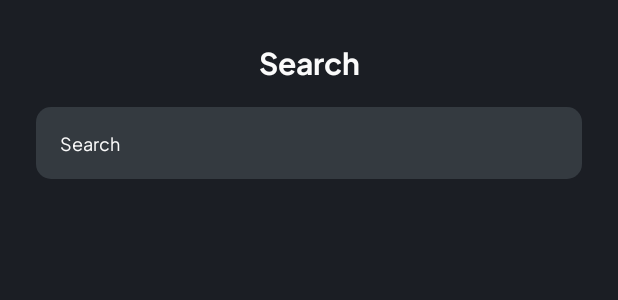
After one commit to slepetbangkit/cinematch-frontend, an Android app: the layout activity_search.xml on its own in the app's theme, with its tools: preview values and no code run, on a phone screen of 412 x 824 dp. The commit adds this screen. Shown: the top 300 px of the screen. Run offline under Robolectric (Android 15) with nearby library versions, the phone set to English and light mode, and no system bars.

Commit message:
feat: search page interface

```diff
--- a/app/src/main/AndroidManifest.xml
+++ b/app/src/main/AndroidManifest.xml
@@ -14,6 +14,9 @@
         android:supportsRtl="true"
         android:theme="@style/Theme.Cinematch"
         tools:targetApi="31">
+        <activity
+            android:name=".view.search.SearchActivity"
+            android:exported="false" />
         <activity
             android:name=".view.main.MainActivity"
             android:exported="true">
--- a/app/src/main/java/com/slepetbangkit/cinematch/view/register/RegisterViewModel.kt
+++ b/app/src/main/java/com/slepetbangkit/cinematch/view/register/RegisterViewModel.kt
@@ -5,7 +5,6 @@ import androidx.lifecycle.MutableLiveData
 import androidx.lifecycle.ViewModel
 import com.google.gson.Gson
 import com.slepetbangkit.cinematch.data.remote.response.ErrorMessage
-import com.slepetbangkit.cinematch.data.remote.response.LoginResponse
 import com.slepetbangkit.cinematch.data.remote.response.RegisterResponse
 import com.slepetbangkit.cinematch.data.remote.retrofit.ApiConfig
 import retrofit2.Call
--- /dev/null
+++ b/app/src/main/res/layout/activity_search.xml
@@ -0,0 +1,38 @@
+<?xml version="1.0" encoding="utf-8"?>
+<androidx.constraintlayout.widget.ConstraintLayout xmlns:android="http://schemas.android.com/apk/res/android"
+    xmlns:app="http://schemas.android.com/apk/res-auto"
+    xmlns:tools="http://schemas.android.com/tools"
+    android:id="@+id/main"
+    android:layout_width="match_parent"
+    android:layout_height="match_parent"
+    android:background="@color/neutral"
+    tools:context=".view.search.SearchActivity">
+
+    <TextView
+        android:id="@+id/search_tv"
+        android:layout_width="wrap_content"
+        android:layout_height="wrap_content"
+        android:layout_marginTop="24dp"
+        android:fontFamily="@font/plus_jakarta_sans_bold"
+        android:textColor="@color/on_neutral"
+        android:textSize="20sp"
+        android:text="@string/search"
+        app:layout_constraintEnd_toEndOf="parent"
+        app:layout_constraintStart_toStartOf="parent"
+        app:layout_constraintTop_toTopOf="parent" />
+
+    <EditText
+        style="@style/EditText"
+        android:layout_width="match_parent"
+        android:layout_height="48dp"
+        android:layout_marginTop="16dp"
+        android:layout_marginHorizontal="24dp"
+        android:fontFamily="@font/plus_jakarta_sans_regular"
+        android:textSize="12sp"
+        android:hint="@string/search"
+        android:inputType="text"
+        app:layout_constraintStart_toStartOf="parent"
+        app:layout_constraintEnd_toEndOf="parent"
+        app:layout_constraintTop_toBottomOf="@+id/search_tv"/>
+
+</androidx.constraintlayout.widget.ConstraintLayout>
--- a/app/src/main/res/values/strings.xml
+++ b/app/src/main/res/values/strings.xml
@@ -15,4 +15,5 @@
     <string name="following_follower_count">0</string>
     <string name="followers">Followers</string>
     <string name="edit_profile">Edit Profile</string>
+    <string name="search">Search</string>
 </resources>
```
Also changed, not shown: app/src/main/java/com/slepetbangkit/cinematch/view/main/MainActivity.kt (+10 -0 lines), app/src/main/res/layout/activity_main.xml (+12 -1 lines).
